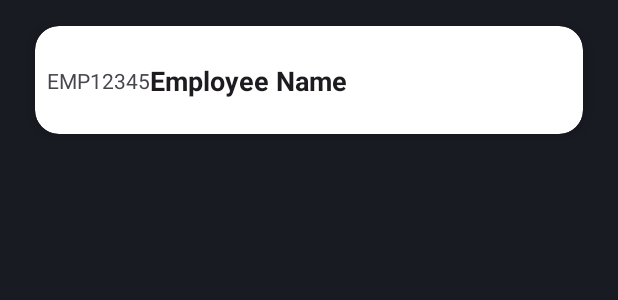
After one commit to m0hamed-elnagar/Sheet_Compute, an Android app: the layout search_item.xml on its own in the app's theme, with its tools: preview values and no code run, on a phone screen of 412 x 824 dp. The commit adds this screen. Shown: the top 300 px of the screen. Run offline under Robolectric (Android 15) with nearby library versions, the phone set to English and light mode, and no system bars.

Commit message:
Refactor: Implement SearchEmployee feature with new UI components and data handling removing the summary of the last month

```diff
--- a/app/src/main/AndroidManifest.xml
+++ b/app/src/main/AndroidManifest.xml
@@ -2,6 +2,7 @@
 <manifest xmlns:android="http://schemas.android.com/apk/res/android"
     xmlns:tools="http://schemas.android.com/tools">
 
+    <uses-permission android:name="android.permission.ACCESS_NETWORK_STATE" />
     <application
         android:name=".App"
         android:allowBackup="true"
--- a/app/src/main/java/com/example/sheetcompute/ui/features/attendanceHistory/pager/AttendancePagerAdapter.kt
+++ b/app/src/main/java/com/example/sheetcompute/ui/features/attendanceHistory/pager/AttendancePagerAdapter.kt
@@ -5,14 +5,14 @@ import androidx.fragment.app.FragmentManager
 import androidx.lifecycle.Lifecycle
 import androidx.viewpager2.adapter.FragmentStateAdapter
 import com.example.sheetcompute.ui.features.attendanceHistory.dateFilterHistory.DateFilterFragment
-import com.example.sheetcompute.ui.features.attendanceHistory.searchHistory.SearchHistoryFragment
+import com.example.sheetcompute.ui.features.attendanceHistory.searchHistory.SearchEmployeeFragment
 
 class AttendancePagerAdapter ( fragmentManager: FragmentManager,
     lifecycle: Lifecycle
 ) : FragmentStateAdapter(fragmentManager, lifecycle) {
 
     private val fragments = listOf(
-        SearchHistoryFragment(),
+        SearchEmployeeFragment(),
         DateFilterFragment()
     )
 
--- a/app/src/main/res/layout/fragment_search_employee.xml
+++ b/app/src/main/res/layout/fragment_search_employee.xml
@@ -46,7 +46,7 @@
 app:layout_constraintBottom_toBottomOf="parent"        app:layout_constraintStart_toStartOf="parent"
         app:layout_constraintEnd_toEndOf="parent"
         tools:itemCount="9"
-        tools:listitem="@layout/attendance_item" />
+        tools:listitem="@layout/search_item" />
 
     <TextView
         android:id="@+id/txt_empty_history"
--- /dev/null
+++ b/app/src/main/res/layout/search_item.xml
@@ -0,0 +1,48 @@
+<?xml version="1.0" encoding="utf-8"?>
+<androidx.cardview.widget.CardView xmlns:android="http://schemas.android.com/apk/res/android"
+    xmlns:app="http://schemas.android.com/apk/res-auto"
+    android:layout_width="match_parent"
+    android:layout_height="wrap_content"
+    android:layout_marginVertical="3dp"
+    android:layout_marginHorizontal="12dp"
+    android:foreground="?attr/selectableItemBackground"
+    android:clickable="true"
+    android:focusable="true"
+    app:cardCornerRadius="16dp"
+    app:cardElevation="6dp"
+    app:cardUseCompatPadding="true">
+
+    <androidx.constraintlayout.widget.ConstraintLayout
+        android:layout_width="match_parent"
+        android:layout_height="wrap_content"
+        android:minHeight="72dp"
+        android:padding="8dp">
+
+        <TextView
+            android:id="@+id/txt_name"
+            android:layout_width="0dp"
+            android:layout_height="wrap_content"
+            android:ellipsize="end"
+            android:maxLines="1"
+            android:text="Employee Name"
+            android:textColor="?android:attr/textColorPrimary"
+            android:textSize="18sp"
+            android:textStyle="bold"
+            app:layout_constraintBottom_toBottomOf="parent"
+            app:layout_constraintEnd_toEndOf="parent"
+            app:layout_constraintStart_toEndOf="@+id/txt_id"
+            app:layout_constraintTop_toTopOf="parent" />
+
+        <TextView
+            android:id="@+id/txt_id"
+            android:layout_width="wrap_content"
+            android:layout_height="wrap_content"
+            android:text="EMP12345"
+            android:textColor="?android:attr/textColorSecondary"
+            android:textSize="14sp"
+            app:layout_constraintBottom_toBottomOf="@+id/txt_name"
+            app:layout_constraintStart_toStartOf="parent"
+            app:layout_constraintTop_toTopOf="@+id/txt_name" />
+
+    </androidx.constraintlayout.widget.ConstraintLayout>
+</androidx.cardview.widget.CardView>
--- a/app/src/main/res/navigation/main_nav_graph.xml
+++ b/app/src/main/res/navigation/main_nav_graph.xml
@@ -17,7 +17,7 @@
 
     <fragment
         android:id="@+id/searchFragment"
-        android:name="com.example.sheetcompute.ui.features.attendanceHistory.searchHistory.SearchHistoryFragment"
+        android:name="com.example.sheetcompute.ui.features.attendanceHistory.searchHistory.SearchEmployeeFragment"
         android:label="SearchFragment" >
         <action
             android:id="@+id/action_searchFragment_to_employeeAttendanceFragment"
--- a/app/src/main/res/values/strings.xml
+++ b/app/src/main/res/values/strings.xml
@@ -20,5 +20,6 @@
     <string name="no_records_hint">Try changing your filters or importing data</string>
     <string name="export_report">Export Report</string>
     <string name="export_to_whatsapp">Export to WhatsApp</string>
+    <string name="no_internet_connection">\No connection. Check your internet and try again.</string>
 
 </resources>
```
Also changed, not shown: app/src/main/java/com/example/sheetcompute/data/local/room/daos/Daos.kt (+16 -0 lines), app/src/main/java/com/example/sheetcompute/data/repo/EmployeeRepo.kt (+7 -0 lines), app/src/main/java/com/example/sheetcompute/ui/features/attendanceHistory/dateFilterHistory/AttendanceSummaryAdapter.kt (renamed from app/src/main/java/com/example/sheetcompute/ui/features/attendanceHistory/AttendanceAdapter.kt, +8 -7 lines), app/src/main/java/com/example/sheetcompute/ui/features/attendanceHistory/dateFilterHistory/DateFilterFragment.kt (+16 -6 lines), app/src/main/java/com/example/sheetcompute/ui/features/attendanceHistory/searchHistory/SearchEmployeeAdapter.kt (added, +60 -0 lines), app/src/main/java/com/example/sheetcompute/ui/features/attendanceHistory/searchHistory/SearchEmployeeFragment.kt (renamed from app/src/main/java/com/example/sheetcompute/ui/features/attendanceHistory/searchHistory/SearchHistoryFragment.kt, +5 -6 lines), app/src/main/java/com/example/sheetcompute/ui/features/attendanceHistory/searchHistory/SearchEmployeeViewModel.kt (added, +53 -0 lines), app/src/main/java/com/example/sheetcompute/ui/features/attendanceHistory/searchHistory/SearchHistoryViewModel.kt (deleted, +0 -45 lines), app/src/main/java/com/example/sheetcompute/ui/features/employeeAttendance/EmployeeAttendanceFragment.kt (+7 -0 lines), app/src/main/java/com/example/sheetcompute/ui/features/employeeAttendance/EmployeeAttendanceViewModel.kt (+14 -0 lines).
